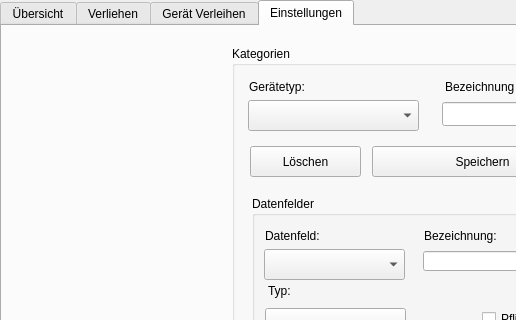
The window that mainwindow.ui (Psycl0p7/Projekt-2-Verleihsoftware) describes before a commit, drawn with Qt 5; both pictures show x 0 to 516 and y 0 to 320 of the 841 by 666 pixel window.
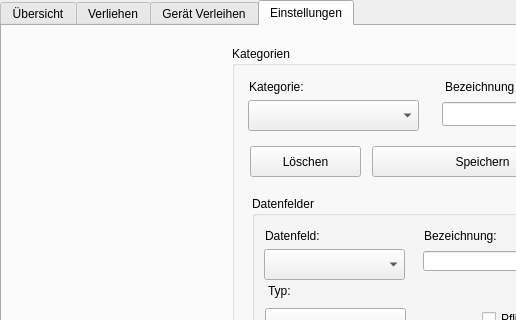
The same window after the commit. The open tabs and pages were chosen to show the change.

What changed in the file:
```diff
--- a/mainwindow.ui
+++ b/mainwindow.ui
@@ -522,7 +522,7 @@
         </rect>
        </property>
        <property name="text">
-        <string>Gerätetyp:</string>
+        <string>Kategorie:</string>
        </property>
       </widget>
       <widget class="QPushButton" name="btn_categoryDelete">
```
